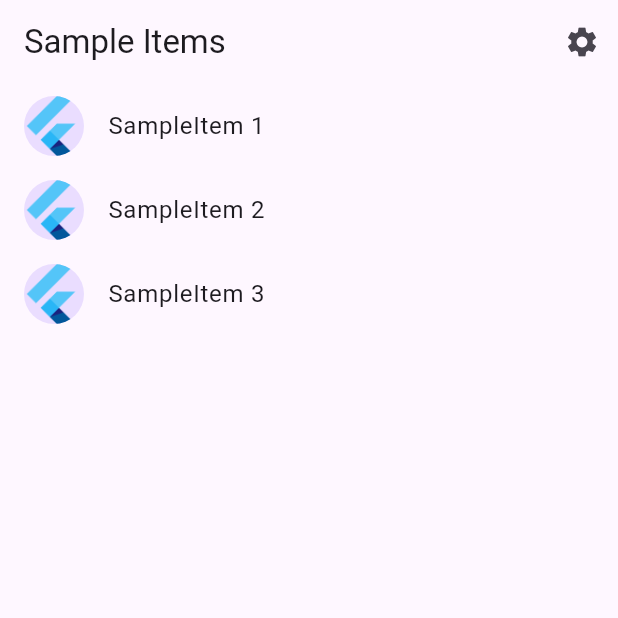
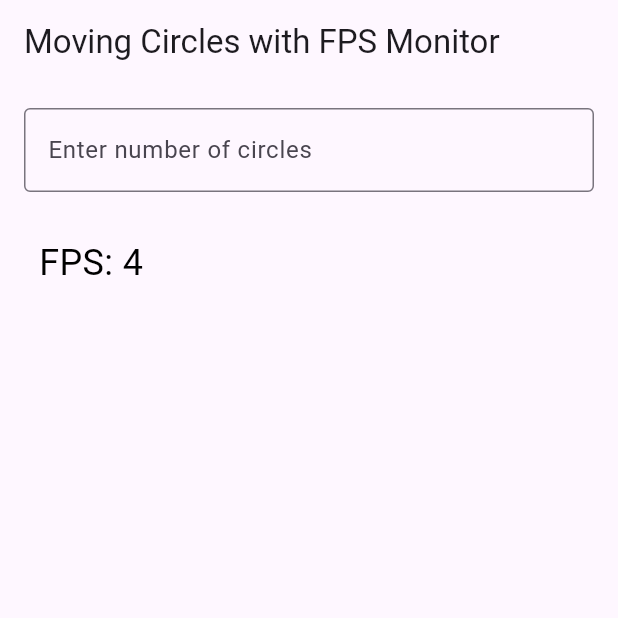
Before and after one commit to avi-2-avi/mobile-tdp-benchmark, a Flutter app: the screen it shows after launch, on a phone screen of 412 x 824 dp, the top half of it. Run offline on Flutter 3.47's test engine with Material 3 defaults, Android fonts, the phone set to English and light mode, and no system bars; generated files the repository leaves out were written again.

Commit message:
feat(): Add circles performance test

```diff
--- a/flutter_proj/lib/main.dart
+++ b/flutter_proj/lib/main.dart
@@ -1,20 +1,156 @@
 import 'package:flutter/material.dart';
 
-import 'src/app.dart';
-import 'src/settings/settings_controller.dart';
-import 'src/settings/settings_service.dart';
+import 'dart:async';
+import 'dart:math';
+import 'package:flutter/material.dart';
+import 'package:flutter/scheduler.dart';
 
-void main() async {
-  // Set up the SettingsController, which will glue user settings to multiple
-  // Flutter Widgets.
-  final settingsController = SettingsController(SettingsService());
+void main() {
+  runApp(MyApp());
+}
 
-  // Load the user's preferred theme while the splash screen is displayed.
-  // This prevents a sudden theme change when the app is first displayed.
-  await settingsController.loadSettings();
+class MyApp extends StatelessWidget {
+  @override
+  Widget build(BuildContext context) {
+    return MaterialApp(
+      title: 'Moving Circles with FPS Monitor',
+      theme: ThemeData(
+        primarySwatch: Colors.blue,
+      ),
+      home: MyHomePage(),
+    );
+  }
+}
 
-  // Run the app and pass in the SettingsController. The app listens to the
-  // SettingsController for changes, then passes it further down to the
-  // SettingsView.
-  runApp(MyApp(settingsController: settingsController));
+class MyHomePage extends StatefulWidget {
+  @override
+  _MyHomePageState createState() => _MyHomePageState();
 }
+
+class _MyHomePageState extends State<MyHomePage> with SingleTickerProviderStateMixin {
+  List<Circle> circles = [];
+  int circleCount = 0;
+  TextEditingController _controller = TextEditingController();
+  late Ticker _ticker;
+  int _fps = 0;
+  int _frameCount = 0;
+  int _lastFrameTime = DateTime.now().millisecondsSinceEpoch;
+
+  @override
+  void initState() {
+    super.initState();
+    _ticker = createTicker((Duration elapsed) {
+      setState(() {
+        _updateCircles();
+        _calculateFps();
+      });
+    });
+    _ticker.start();
+  }
+
+  @override
+  void dispose() {
+    _ticker.dispose();
+    super.dispose();
+  }
+
+  void _updateCircles() {
+    for (var circle in circles) {
+      circle.updatePosition();
+    }
+  }
+
+  void _calculateFps() {
+    _frameCount++;
+    int currentTime = DateTime.now().millisecondsSinceEpoch;
+    if (currentTime - _lastFrameTime >= 1000) {
+      _fps = _frameCount;
+      _frameCount = 0;
+      _lastFrameTime = currentTime;
+    }
+  }
+
+  void _generateCircles(int count) {
+    circles.clear();
+    Random random = Random();
+    for (int i = 0; i < count; i++) {
+      circles.add(Circle(
+        x: random.nextDouble() * 300,
+        y: random.nextDouble() * 600,
+        dx: random.nextDouble() * 4 - 2,
+        dy: random.nextDouble() * 4 - 2,
+      ));
+    }
+  }
+
+  @override
+  Widget build(BuildContext context) {
+    return Scaffold(
+      appBar: AppBar(
+        title: Text('Moving Circles with FPS Monitor'),
+      ),
+      body: Padding(
+        padding: const EdgeInsets.all(16.0),
+        child: Column(
+          children: <Widget>[
+            TextField(
+              controller: _controller,
+              keyboardType: TextInputType.number,
+              decoration: InputDecoration(
+                labelText: 'Enter number of circles',
+                border: OutlineInputBorder(),
+              ),
+              onSubmitted: (value) {
+                setState(() {
+                  circleCount = int.tryParse(value) ?? 0;
+                  _generateCircles(circleCount);
+                });
+              },
+            ),
+            SizedBox(height: 20),
+            Expanded(
+              child: Stack(
+                children: <Widget>[
+                  ...circles.map((circle) => Positioned(
+                    left: circle.x,
+                    top: circle.y,
+                    child: CircleAvatar(
+                      radius: circle.radius,
+                      backgroundColor: Colors.red,
+                    ),
+                  )),
+                  Positioned(
+                    top: 10,
+                    left: 10,
+                    child: Text(
+                      'FPS: $_fps',
+                      style: TextStyle(color: Colors.black, fontSize: 24),
+                    ),
+                  ),
+                ],
+              ),
+            ),
+          ],
+        ),
+      ),
+    );
+  }
+}
+
+class Circle {
+  double x;
+  double y;
+  double dx;
+  double dy;
+  double radius;
+
+  Circle({required this.x, required this.y, required this.dx, required this.dy, this.radius = 16});
+
+  void updatePosition() {
+    x += dx;
+    y += dy;
+
+    if (x < 0 || x > 300) dx = -dx;
+    if (y < 0 || y > 600) dy = -dy;
+  }
+}
```
